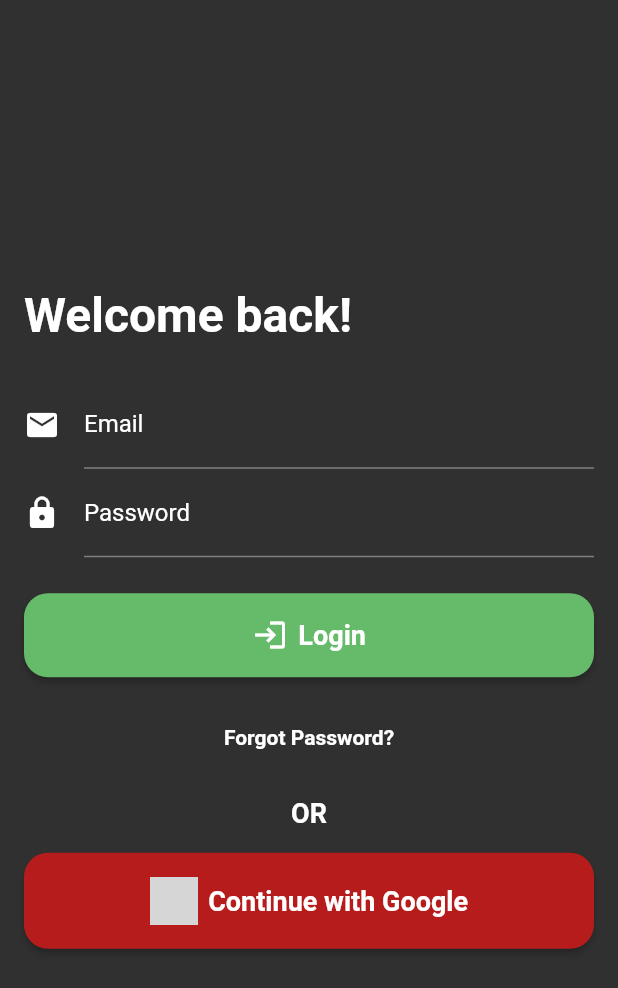
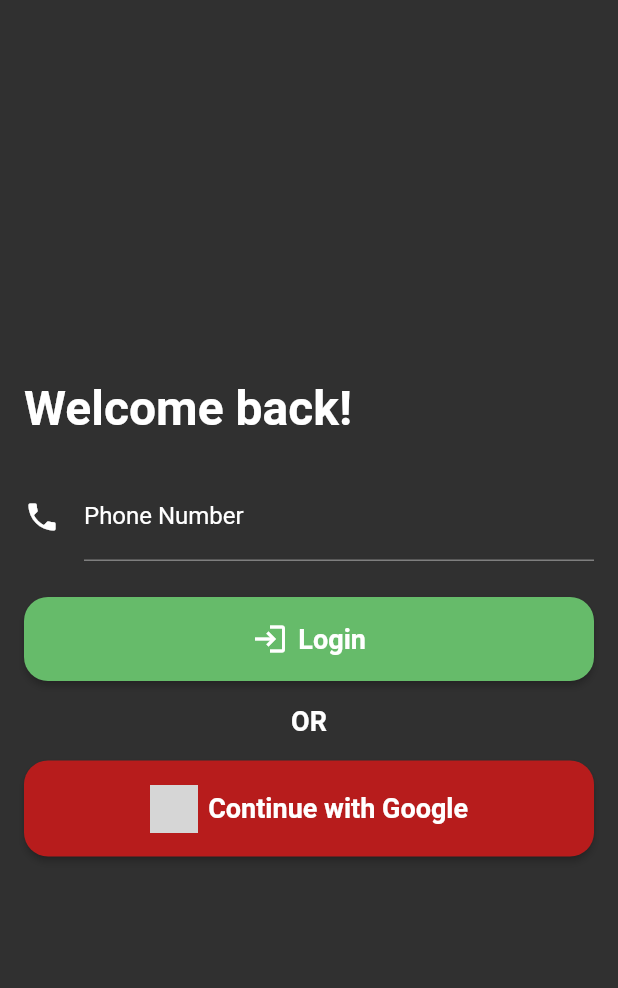
Before and after one commit to BarrsX/recipe_app, a Flutter app: the screen it shows after launch, on a phone screen of 412 x 824 dp. Shown: the top 988 px of the screen. Run offline on Flutter 3.47's test engine with Material 2 defaults, Android fonts, the phone set to English and light mode, and no system bars; our stand-ins replace bloc, equatable, firebase_auth, firebase_core, flutter_bloc, flutter_dotenv and 4 more; missing offline and left inert: libphonenumber; accounts and stored records are empty; Roboto replaces fonts that are missing (Montserrat); grey boxes are pictures that could not be loaded.

Commit message:
Phone number sign in / bug fixes

```diff
--- a/lib/main.dart
+++ b/lib/main.dart
@@ -26,7 +26,7 @@ class MyApp extends StatelessWidget {
     final AuthenticationBloc authenticationBloc =
         AuthenticationBloc(repository: authenticationRepository);
     authenticationBloc.stream.listen((state) {
-      if (state is AuthenticationSucceeded) {
+      if (state is AuthenticationSucceeded || state is AuthenticationGoogleSignInSucceeded) {
         navigatorKey.currentState!.pushReplacementNamed('/home');
       }
     });
--- a/lib/src/features/auth/presentation/bloc/auth_event.dart
+++ b/lib/src/features/auth/presentation/bloc/auth_event.dart
@@ -1,5 +1,6 @@
 import 'package:equatable/equatable.dart';
 import 'package:firebase_auth/firebase_auth.dart';
+import 'package:flutter/widgets.dart';
 
 abstract class AuthenticationEvent extends Equatable {
   const AuthenticationEvent();
@@ -39,3 +40,30 @@ class AuthenticationStatusChanged extends AuthenticationEvent {
 }
 
 class AuthenticationGoogleSignInRequested extends AuthenticationEvent {}
+
+class AuthenticationPhoneNumberRequested extends AuthenticationEvent {
+  final String phoneNumber;
+  final BuildContext context;
+
+  AuthenticationPhoneNumberRequested({required this.phoneNumber, required this.context});
+}
+
+class AuthenticationPhoneCodeEntered extends AuthenticationEvent {
+  final String code;
+  final String? verificationId;
+
+  AuthenticationPhoneCodeEntered({required this.code, this.verificationId});
+}
+
+class AuthenticationCodeEntered extends AuthenticationEvent {
+  final String verificationId;
+  final String code;
+
+  const AuthenticationCodeEntered({
+    required this.verificationId,
+    required this.code,
+  });
+
+  @override
+  List<Object> get props => [verificationId, code];
+}
--- a/lib/src/features/auth/presentation/bloc/auth_state.dart
+++ b/lib/src/features/auth/presentation/bloc/auth_state.dart
@@ -67,3 +67,45 @@ class AuthenticationGoogleSignInSucceeded extends AuthenticationState {
 }
 
 class AuthenticationGoogleSignInInProgress extends AuthenticationState {}
+
+class AuthenticationAppleSignInFailed extends AuthenticationState {
+  final String errorMessage;
+
+  const AuthenticationAppleSignInFailed({required this.errorMessage});
+
+  @override
+  List<Object> get props => [errorMessage];
+}
+
+// class AuthenticationAppleSignInSucceeded extends AuthenticationState {
+//   final User user;
+
+//   const AuthenticationAppleSignInSucceeded({required this.user});
+
+//   @override
+//   List<Object> get props => [user];
+// }
+
+// class AuthenticationAppleSignInInProgress extends AuthenticationState {}
+
+class AuthenticationPhoneNumberFailed extends AuthenticationState {
+  final String errorMessage;
+
+  const AuthenticationPhoneNumberFailed({required this.errorMessage});
+}
+
+class PhoneAuthStateCodeSent extends AuthenticationState {
+  final String verificationId;
+  final int? resendToken;
+  final String phoneNumber;
+
+  const PhoneAuthStateCodeSent(
+      {required this.verificationId,
+      this.resendToken,
+      required this.phoneNumber});
+}
+
+class PhoneAuthStateCodeEntered extends AuthenticationState {
+
+  const PhoneAuthStateCodeEntered();
+}
--- a/lib/src/features/auth/presentation/login_screen.dart
+++ b/lib/src/features/auth/presentation/login_screen.dart
@@ -1,11 +1,9 @@
+import 'package:flutter/material.dart';
 import 'package:flutter_bloc/flutter_bloc.dart';
-import 'package:flutter/material.dart';
 
-import '../../home/presentation/home_screen.dart';
-
+import 'bloc/auth_bloc.dart';
+import 'bloc/auth_event.dart';
 import 'bloc/auth_state.dart';
-import 'bloc/auth_event.dart';
-import 'bloc/auth_bloc.dart';
 
 class LoginScreen extends StatefulWidget {
   @override
@@ -14,8 +12,10 @@ class LoginScreen extends StatefulWidget {
 
 class _LoginScreenState extends State<LoginScreen> {
   late final AuthenticationBloc _authBloc;
-  final _passwordController = TextEditingController();
-  final _emailController = TextEditingController();
+  final _phoneController = TextEditingController();
+  final GlobalKey enterCodeScreenKey = GlobalKey();
+  String? verificationId;
+  AuthenticationState state = AuthenticationInitial();
 
   @override
   void initState() {
@@ -25,8 +25,7 @@ class _LoginScreenState extends State<LoginScreen> {
 
   @override
   void dispose() {
-    _emailController.dispose();
-    _passwordController.dispose();
+    _phoneController.dispose();
     super.dispose();
   }
 
@@ -38,18 +37,17 @@ class _LoginScreenState extends State<LoginScreen> {
           if (state is AuthenticationFailed) {
             ScaffoldMessenger.of(context).showSnackBar(SnackBar(
               content: Text(
-                'Authentication Failed: ${state.errorMessage}',
+                'Phone authentication failed: ${state.errorMessage}',
                 style: TextStyle(
                   color: Theme.of(context).colorScheme.error,
                 ),
               ),
               backgroundColor: Theme.of(context).primaryColor,
             ));
-          } else if (state is AuthenticationGoogleSignInSucceeded ||
-              state is AuthenticationSucceeded) {
-            Navigator.of(context).pushReplacement(
-              MaterialPageRoute(builder: (context) => const HomeScreen()),
-            );
+          } else if (state is PhoneAuthStateCodeSent) {
+            setState(() {
+              verificationId = state.verificationId;
+            });
           }
         },
         child: BlocBuilder<AuthenticationBloc, AuthenticationState>(
@@ -78,29 +76,12 @@ class _LoginScreenState extends State<LoginScreen> {
                     ),
                     const SizedBox(height: 24.0),
                     TextFormField(
-                      controller: _emailController,
-                      keyboardType: TextInputType.emailAddress,
+                      controller: _phoneController,
+                      keyboardType: TextInputType.phone,
                       decoration: const InputDecoration(
-                        labelText: 'Email',
+                        labelText: 'Phone Number',
                         icon: Icon(
-                          Icons.email,
-                          color: Colors.white,
-                        ),
-                        labelStyle: TextStyle(
-                          color: Colors.white,
-                        ),
-                      ),
-                      style: const TextStyle(
-                        color: Colors.white,
-                      ),
-                    ),
-                    TextFormField(
-                      controller: _passwordController,
-                      obscureText: true,
-                      decoration: const InputDecoration(
-                        labelText: 'Password',
-                        icon: Icon(
-                          Icons.lock,
+                          Icons.phone,
                           color: Colors.white,
                         ),
                         labelStyle: TextStyle(
@@ -113,11 +94,10 @@ class _LoginScreenState extends State<LoginScreen> {
                     ),
                     const SizedBox(height: 24.0),
                     ElevatedButton.icon(
-                      onPressed: () {
-                        _authBloc.add(AuthenticationStarted(
-                          email: _emailController.text,
-                          password: _passwordController.text,
-                        ));
+                      onPressed: () async {
+                        String phoneNumber = _phoneController.text.trim();
+                        _authBloc.add(AuthenticationPhoneNumberRequested(
+                            phoneNumber: phoneNumber, context: context));
                       },
                       icon: const Icon(
                         Icons.login,
@@ -147,19 +127,6 @@ class _LoginScreenState extends State<LoginScreen> {
                         padding: const EdgeInsets.symmetric(
                           vertical: 16.0,
                           horizontal: 32.0,
-                        ),
-                      ),
-                    ),
-                    const SizedBox(height: 16.0),
-                    TextButton(
-                      onPressed: () {
-                        // TODO: implement forgot password functionality
-                      },
-                      child: const Text(
-                        'Forgot Password?',
-                        style: TextStyle(
-                          color: Colors.white,
-                          fontWeight: FontWeight.bold,
                         ),
                       ),
                     ),
--- a/lib/src/features/home/presentation/home_screen.dart
+++ b/lib/src/features/home/presentation/home_screen.dart
@@ -78,7 +78,9 @@ class _HomeScreenState extends State<HomeScreen> {
                     snapshot.data != null &&
                     snapshot.data!.isNotEmpty) {
                   return MealListView(
-                      meals: snapshot.data!, homeBloc: _homeBloc);
+                      meals: snapshot.data!,
+                      homeBloc: _homeBloc,
+                      searchMeals: _homeBloc.searchMeals);
                 } else if (_homeBloc.isLoading.value) {
                   return const Center(
                     child: CircularProgressIndicator(),
--- a/lib/src/features/home/presentation/widgets/search_field.dart
+++ b/lib/src/features/home/presentation/widgets/search_field.dart
@@ -20,6 +20,9 @@ class SearchField extends StatelessWidget {
     return TypeAheadField(
       textFieldConfiguration: TextFieldConfiguration(
         controller: searchController,
+        style: const TextStyle(
+          color: Colors.black,
+        ),
         decoration: InputDecoration(
           hintText: 'Search meals',
           hintStyle: const TextStyle(
--- a/pubspec.yaml
+++ b/pubspec.yaml
@@ -32,6 +32,7 @@ dependencies:
   intl_utils: ^2.8.2
   json_annotation: ^4.6.0
   json_serializable: ^6.3.1
+  libphonenumber: ^2.0.2
   rxdart: ^0.27.7
 
 dev_dependencies:
```
Also changed, not shown: lib/src/features/auth/data/repository/auth_repository.dart (+26 -0 lines), lib/src/features/auth/presentation/bloc/auth_bloc.dart (+133 -2 lines), lib/src/features/auth/presentation/enter_code_screen.dart (added, +90 -0 lines), lib/src/features/home/presentation/bloc/home_bloc.dart (+8 -0 lines), lib/src/features/home/presentation/widgets/meal_list_view.dart (+16 -3 lines), pubspec.lock, 10 other files.
